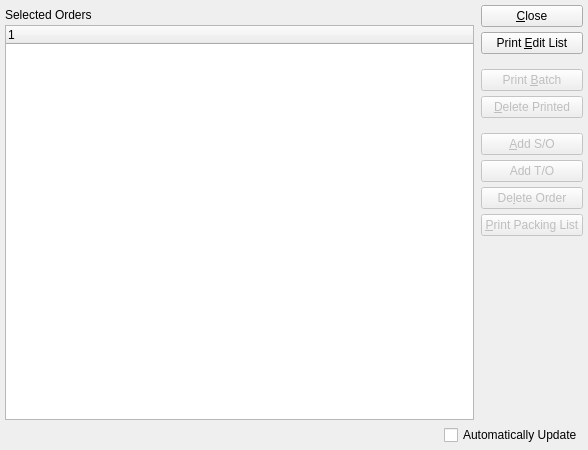
This is guiclient/packingListBatch.ui in Pegasus-RPG/xtuple-client as Qt 5 draws it before an edit. The edited form follows.
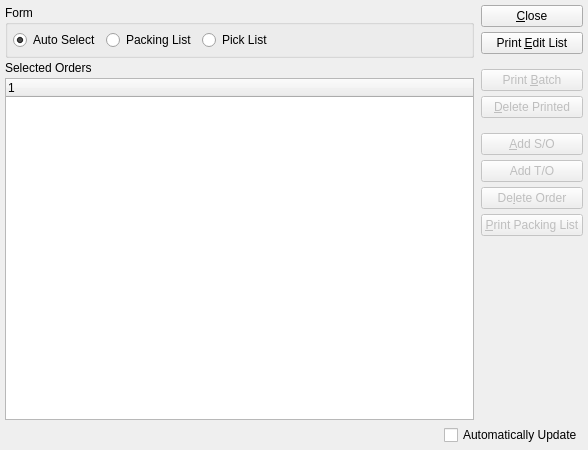
This is the edited form. Custom widgets are drawn as their Qt base class.

Commit message: Issue #20598:add form options auto,pick,pack to force specific form

What changed in the file:
```diff
--- a/guiclient/packingListBatch.ui
+++ b/guiclient/packingListBatch.ui
@@ -31,6 +31,55 @@
        <property name="spacing">
         <number>0</number>
        </property>
+       <item>
+        <widget class="QGroupBox" name="_formGroup">
+         <property name="title">
+          <string>Form</string>
+         </property>
+         <layout class="QGridLayout" name="gridLayout_7">
+          <item row="0" column="0">
+           <widget class="QRadioButton" name="_auto">
+            <property name="text">
+             <string>Auto Select</string>
+            </property>
+            <property name="checked">
+             <bool>true</bool>
+            </property>
+           </widget>
+          </item>
+          <item row="0" column="2">
+           <widget class="QRadioButton" name="_printPick">
+            <property name="text">
+             <string>Pick List</string>
+            </property>
+            <property name="checked">
+             <bool>false</bool>
+            </property>
+           </widget>
+          </item>
+          <item row="0" column="4">
+           <spacer name="horizontalSpacer_2">
+            <property name="orientation">
+             <enum>Qt::Horizontal</enum>
+            </property>
+            <property name="sizeHint" stdset="0">
+             <size>
+              <width>0</width>
+              <height>20</height>
+             </size>
+            </property>
+           </spacer>
+          </item>
+          <item row="0" column="1">
+           <widget class="QRadioButton" name="_printPack">
+            <property name="text">
+             <string>Packing List</string>
+            </property>
+           </widget>
+          </item>
+         </layout>
+        </widget>
+       </item>
        <item>
         <widget class="QLabel" name="_selectedSOLit">
          <property name="minimumSize">
```
Left out of the diff: 1 changed line with no effect on the pictures. The commit also changes 1 other file.
